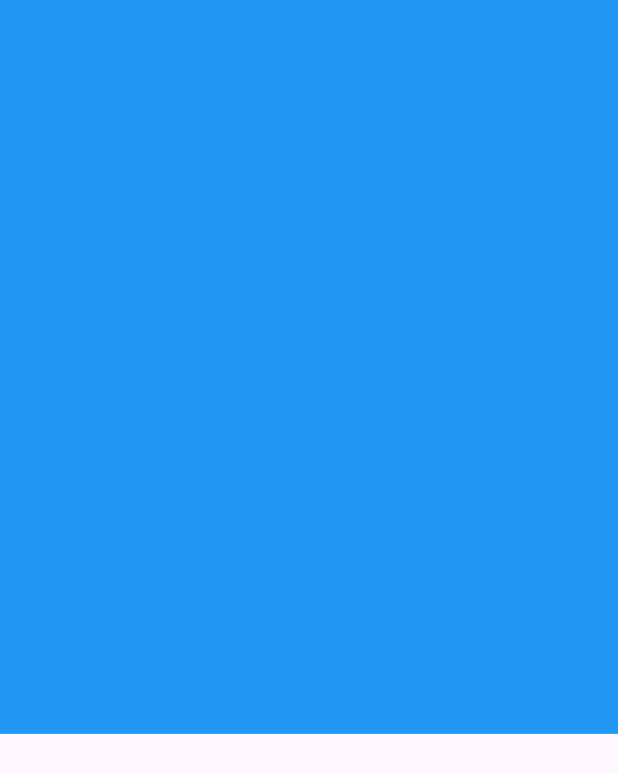
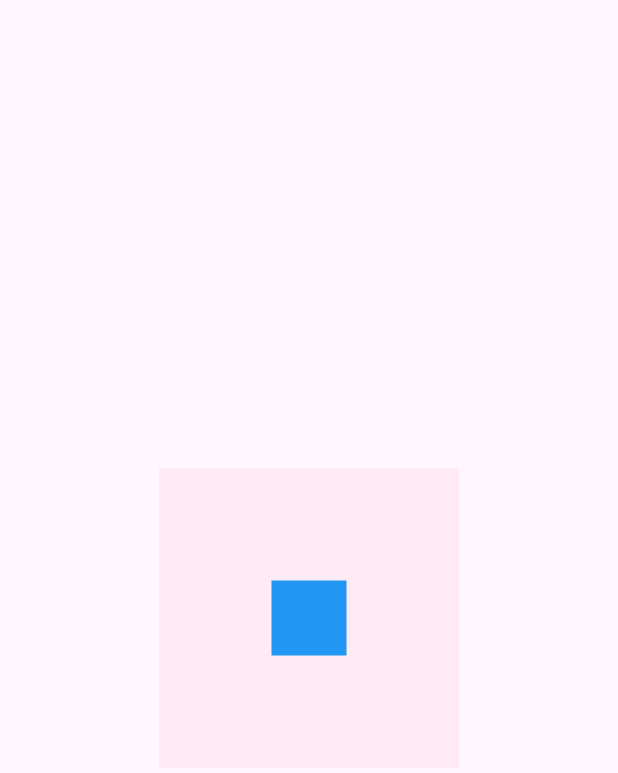
Before and after one commit to shahzaibahmad1426/Random_Practice, a Flutter app: the screen it shows after launch, on a phone screen of 412 x 824 dp. Shown: the top 773 px of the screen. Run offline on Flutter 3.47's test engine with Material 3 defaults, Android fonts, the phone set to English and light mode, and no system bars.

Commit message:
Align Widget

```diff
--- /dev/null
+++ b/lib/layout_widgets/align_widget.dart
@@ -0,0 +1,25 @@
+import 'package:flutter/material.dart';
+class AlignWidget extends StatelessWidget {
+  const AlignWidget({super.key});
+
+  @override
+  Widget build(BuildContext context) {
+    return Scaffold(
+      body: Center(
+        child: Container(
+          height: 200,
+          width: 200,
+          color: Colors.redAccent.withOpacity(0.07),
+          child: Align(
+            alignment: Alignment.center,
+            child: Container(
+              color: Colors.blue,
+              height: 50,
+              width: 50,
+            ),
+          ),
+        ),
+      ),
+    );
+  }
+}
--- a/lib/main.dart
+++ b/lib/main.dart
@@ -1,5 +1,5 @@
 import 'package:flutter/material.dart';
-import 'package:random_practice/layout_widgets/aspect_ratio_widget.dart';
+import 'layout_widgets/align_widget.dart';
 
 void main() {
   runApp(const MyApp());
@@ -22,7 +22,7 @@ class MyApp extends StatelessWidget {
    @override
    Widget build(BuildContext context) {
      return const Scaffold(
-       body: AspectRatioWidget(),
+       body: AlignWidget(),
      );
    }
  }
```
